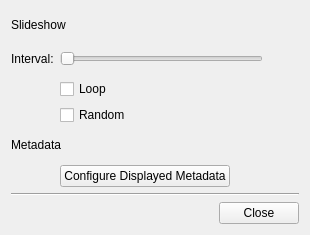
Qt form app/fullscreenconfigdialog.ui (KDE/gwenview) before a commit.
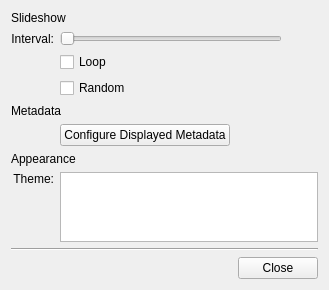
The same form after that commit.

Commit message: It's now possible to select the fullscreen theme from the fullscreen config dialog.

```diff
--- a/app/fullscreenconfigdialog.ui
+++ b/app/fullscreenconfigdialog.ui
@@ -5,8 +5,8 @@
    <rect>
     <x>0</x>
     <y>0</y>
-    <width>310</width>
-    <height>235</height>
+    <width>329</width>
+    <height>281</height>
    </rect>
   </property>
   <layout class="QGridLayout" name="gridLayout" >
@@ -25,6 +25,9 @@
      <property name="text" >
       <string>Interval:</string>
      </property>
+     <property name="alignment" >
+      <set>Qt::AlignRight|Qt::AlignTrailing|Qt::AlignVCenter</set>
+     </property>
     </widget>
    </item>
    <item row="1" column="1" >
@@ -112,6 +115,29 @@
     </layout>
    </item>
    <item row="6" column="0" colspan="2" >
+    <widget class="QLabel" name="label_2" >
+     <property name="text" >
+      <string>Appearance</string>
+     </property>
+     <property name="isTitle" stdset="0" >
+      <bool>true</bool>
+     </property>
+    </widget>
+   </item>
+   <item row="7" column="0" >
+    <widget class="QLabel" name="label_3" >
+     <property name="text" >
+      <string>Theme:</string>
+     </property>
+     <property name="alignment" >
+      <set>Qt::AlignRight|Qt::AlignTop|Qt::AlignTrailing</set>
+     </property>
+    </widget>
+   </item>
+   <item row="7" column="1" >
+    <widget class="QListWidget" name="mThemeListWidget" />
+   </item>
+   <item row="8" column="0" colspan="2" >
     <widget class="Line" name="line" >
      <property name="minimumSize" >
       <size>
@@ -124,7 +150,7 @@
      </property>
     </widget>
    </item>
-   <item row="7" column="0" colspan="2" >
+   <item row="9" column="0" colspan="2" >
     <layout class="QHBoxLayout" name="horizontalLayout_2" >
      <item>
       <spacer name="horizontalSpacer" >
```
The commit also changes 5 other files.
